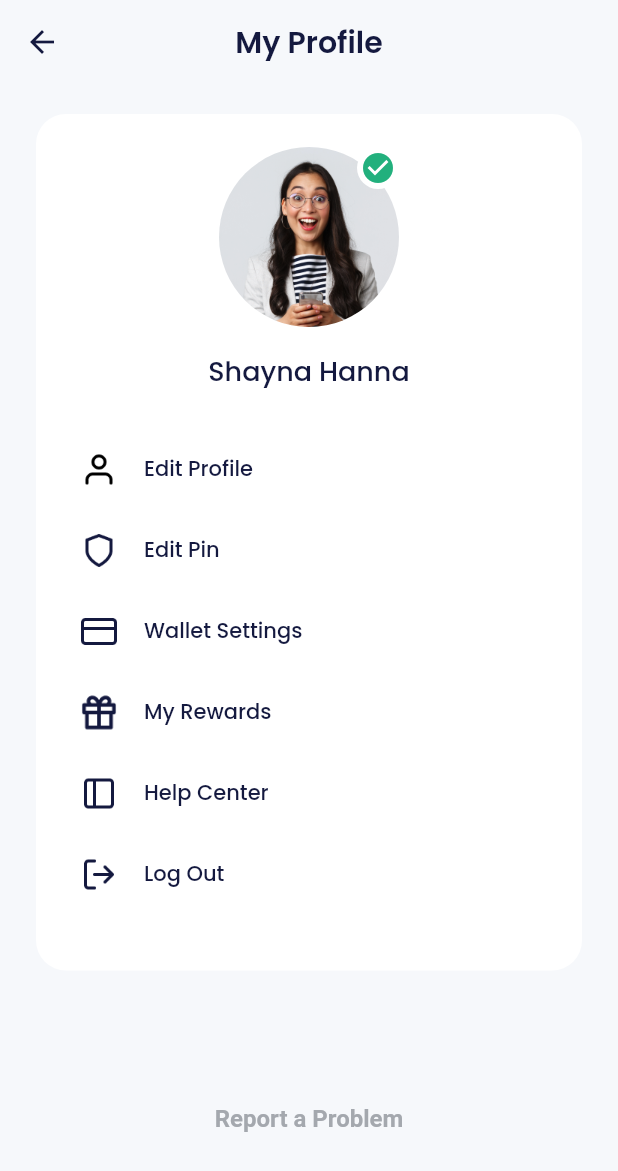
After one commit to rizalfadiaalfikri/bank-sha, a Flutter app: the HomePage screen opened by its route, after a tap on the "check circle" icon, on a phone screen of 412 x 824 dp. The commit adds this screen. Shown: the top 1171 px of the screen. Run offline on Flutter 3.47's test engine with Material 2 defaults, Android fonts, the phone set to English and light mode, and no system bars; our stand-ins replace carousel_slider, google_fonts.

Commit message:
slicing profile page

```diff
--- a/lib/main.dart
+++ b/lib/main.dart
@@ -1,6 +1,7 @@
 import 'package:bank_sha/shared/theme.dart';
 import 'package:bank_sha/ui/pages/home_page.dart';
 import 'package:bank_sha/ui/pages/onboarding_page.dart';
+import 'package:bank_sha/ui/pages/profile_page.dart';
 import 'package:bank_sha/ui/pages/signin_page.dart';
 import 'package:bank_sha/ui/pages/signup_page.dart';
 import 'package:bank_sha/ui/pages/signup_set_ktp.dart';
@@ -27,6 +28,7 @@ class MyApp extends StatelessWidget {
         '/signup-set-ktp': (context) => SignUpSetKtpPage(),
         '/signup-success': (context) => SignUpSuccessPage(),
         '/home': (context) => HomePage(),
+        '/profile': (context) => ProfilePage(),
       },
     );
   }
--- a/lib/ui/pages/home_page.dart
+++ b/lib/ui/pages/home_page.dart
@@ -82,7 +82,7 @@ class HomePage extends StatelessWidget {
           horizontal: 24,
         ),
         children: [
-          buildProfile(),
+          buildProfile(context),
           buildWalletCard(),
           buildLevelCard(),
           buildServices(),
@@ -94,7 +94,7 @@ class HomePage extends StatelessWidget {
     );
   }
 
-  Widget buildProfile() {
+  Widget buildProfile(BuildContext context) {
     return Container(
       margin: const EdgeInsets.only(top: 40),
       child: Row(
@@ -121,7 +121,11 @@ class HomePage extends StatelessWidget {
               )
             ],
           ),
-          Container(
+          GestureDetector(
+            onTap: () {
+              Navigator.pushNamed(context, '/profile');
+            },
+            child: Container(
               width: 60,
               height: 60,
               decoration: BoxDecoration(
@@ -146,6 +150,7 @@ class HomePage extends StatelessWidget {
                       Icons.check_circle,
                       color: greenColor,
                       size: 14,
+                    ),
                   ),
                 ),
               ),
--- /dev/null
+++ b/lib/ui/pages/profile_page.dart
@@ -0,0 +1,132 @@
+import 'package:bank_sha/shared/theme.dart';
+import 'package:bank_sha/ui/widgets/buttons.dart';
+import 'package:bank_sha/ui/widgets/profile_menu_item.dart';
+import 'package:flutter/material.dart';
+
+class ProfilePage extends StatelessWidget {
+  const ProfilePage({super.key});
+
+  @override
+  Widget build(BuildContext context) {
+    return Scaffold(
+      backgroundColor: lightBackgroundColor,
+      appBar: AppBar(
+        centerTitle: true,
+        backgroundColor: lightBackgroundColor,
+        elevation: 0,
+        iconTheme: IconThemeData(
+          color: blackColor,
+        ),
+        title: Text(
+          'My Profile',
+          style: blackTextStyle.copyWith(
+            fontSize: 20,
+            fontWeight: semiBold,
+          ),
+        ),
+      ),
+      body: ListView(
+        padding: const EdgeInsets.symmetric(horizontal: 24),
+        children: [
+          const SizedBox(
+            height: 20,
+          ),
+          Container(
+            padding: const EdgeInsets.symmetric(horizontal: 30, vertical: 22),
+            decoration: BoxDecoration(
+              color: Colors.white,
+              borderRadius: BorderRadius.circular(20),
+            ),
+            child: Column(
+              children: [
+                Container(
+                  width: 120,
+                  height: 120,
+                  decoration: BoxDecoration(
+                    shape: BoxShape.circle,
+                    image: DecorationImage(
+                      image: AssetImage(
+                        'assets/img_profile.png',
+                      ),
+                    ),
+                  ),
+                  child: Align(
+                    alignment: Alignment.topRight,
+                    child: Container(
+                      width: 28,
+                      height: 28,
+                      decoration: BoxDecoration(
+                        shape: BoxShape.circle,
+                        color: Colors.white,
+                      ),
+                      child: Center(
+                        child: Icon(
+                          Icons.check_circle,
+                          color: greenColor,
+                          size: 24,
+                        ),
+                      ),
+                    ),
+                  ),
+                ),
+                const SizedBox(
+                  height: 16,
+                ),
+                Text(
+                  'Shayna Hanna',
+                  style: blackTextStyle.copyWith(
+                    fontSize: 18,
+                    fontWeight: medium,
+                  ),
+                ),
+                const SizedBox(
+                  height: 40,
+                ),
+                ProfileMenuItem(
+                  iconUrl: 'assets/ic_edit_profile.png',
+                  title: 'Edit Profile',
+                  onTap: () {},
+                ),
+                ProfileMenuItem(
+                  iconUrl: 'assets/ic_pin.png',
+                  title: 'Edit Pin',
+                  onTap: () {},
+                ),
+                ProfileMenuItem(
+                  iconUrl: 'assets/ic_wallet.png',
+                  title: 'Wallet Settings',
+                  onTap: () {},
+                ),
+                ProfileMenuItem(
+                  iconUrl: 'assets/ic_reward.png',
+                  title: 'My Rewards',
+                  onTap: () {},
+                ),
+                ProfileMenuItem(
+                  iconUrl: 'assets/ic_help.png',
+                  title: 'Help Center',
+                  onTap: () {},
+                ),
+                ProfileMenuItem(
+                  iconUrl: 'assets/ic_logout.png',
+                  title: 'Log Out',
+                  onTap: () {},
+                ),
+              ],
+            ),
+          ),
+          SizedBox(
+            height: 87,
+          ),
+          CustomTextButton(
+            title: 'Report a Problem',
+            onPressed: () {},
+          ),
+          SizedBox(
+            height: 50,
+          ),
+        ],
+      ),
+    );
+  }
+}
--- /dev/null
+++ b/lib/ui/widgets/profile_menu_item.dart
@@ -0,0 +1,43 @@
+import 'package:bank_sha/shared/theme.dart';
+import 'package:flutter/material.dart';
+
+class ProfileMenuItem extends StatelessWidget {
+  final String iconUrl;
+  final String title;
+  final VoidCallback? onTap;
+
+  const ProfileMenuItem({
+    super.key,
+    required this.iconUrl,
+    required this.title,
+    required this.onTap,
+  });
+
+  @override
+  Widget build(BuildContext context) {
+    return GestureDetector(
+      onTap: onTap,
+      child: Container(
+        margin: const EdgeInsets.only(bottom: 30),
+        child: Row(
+          children: [
+            Image.asset(
+              iconUrl,
+              width: 24,
+            ),
+            SizedBox(
+              width: 18,
+            ),
+            Text(
+              title,
+              style: blackTextStyle.copyWith(
+                fontSize: 14,
+                fontWeight: medium,
+              ),
+            )
+          ],
+        ),
+      ),
+    );
+  }
+}
```
Lines whose indentation alone changed are shown as unchanged.
